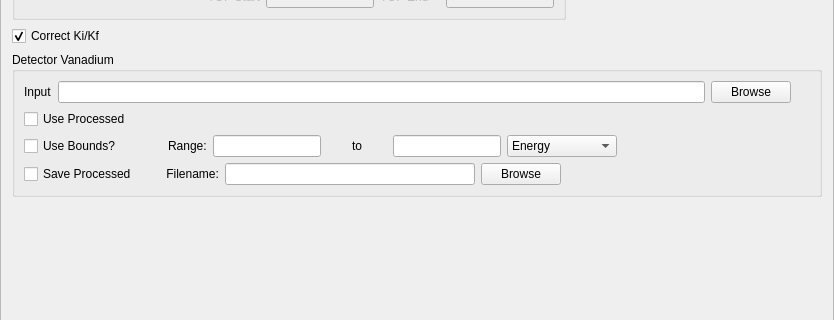
Qt form Code/Mantid/scripts/Interface/ui/inelastic/dgs_data_corrections.ui (mantidproject/mantid) before a commit; both pictures show x 0 to 834 and y 176 to 496 of the 834 by 591 pixel window.
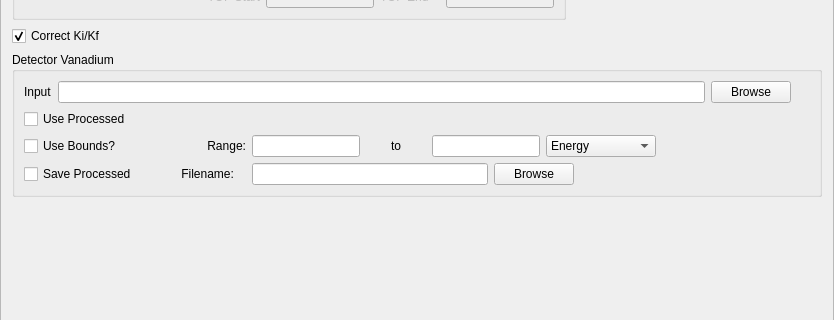
The same form after that commit.

Commit message: Refs #5454. GUI layout tweaks.

Diff of the .ui file:
```diff
--- a/Code/Mantid/scripts/Interface/ui/inelastic/dgs_data_corrections.ui
+++ b/Code/Mantid/scripts/Interface/ui/inelastic/dgs_data_corrections.ui
@@ -311,9 +311,18 @@
         </item>
         <item>
          <widget class="QLabel" name="van_int_range_label">
+          <property name="minimumSize">
+           <size>
+            <width>78</width>
+            <height>0</height>
+           </size>
+          </property>
           <property name="text">
            <string>Range:</string>
           </property>
+          <property name="alignment">
+           <set>Qt::AlignRight|Qt::AlignTrailing|Qt::AlignVCenter</set>
+          </property>
          </widget>
         </item>
         <item>
@@ -396,6 +405,12 @@
        <layout class="QHBoxLayout" name="horizontalLayout_7">
         <item>
          <widget class="QCheckBox" name="save_procdetvan_cb">
+          <property name="minimumSize">
+           <size>
+            <width>138</width>
+            <height>0</height>
+           </size>
+          </property>
           <property name="text">
            <string>Save Processed</string>
           </property>
@@ -403,8 +418,14 @@
         </item>
         <item>
          <widget class="QLabel" name="save_procdetvan_label">
+          <property name="minimumSize">
+           <size>
+            <width>78</width>
+            <height>0</height>
+           </size>
+          </property>
           <property name="text">
-           <string>       Filename:</string>
+           <string>    Filename:</string>
           </property>
          </widget>
         </item>
```
The commit also changes 7 other files.
